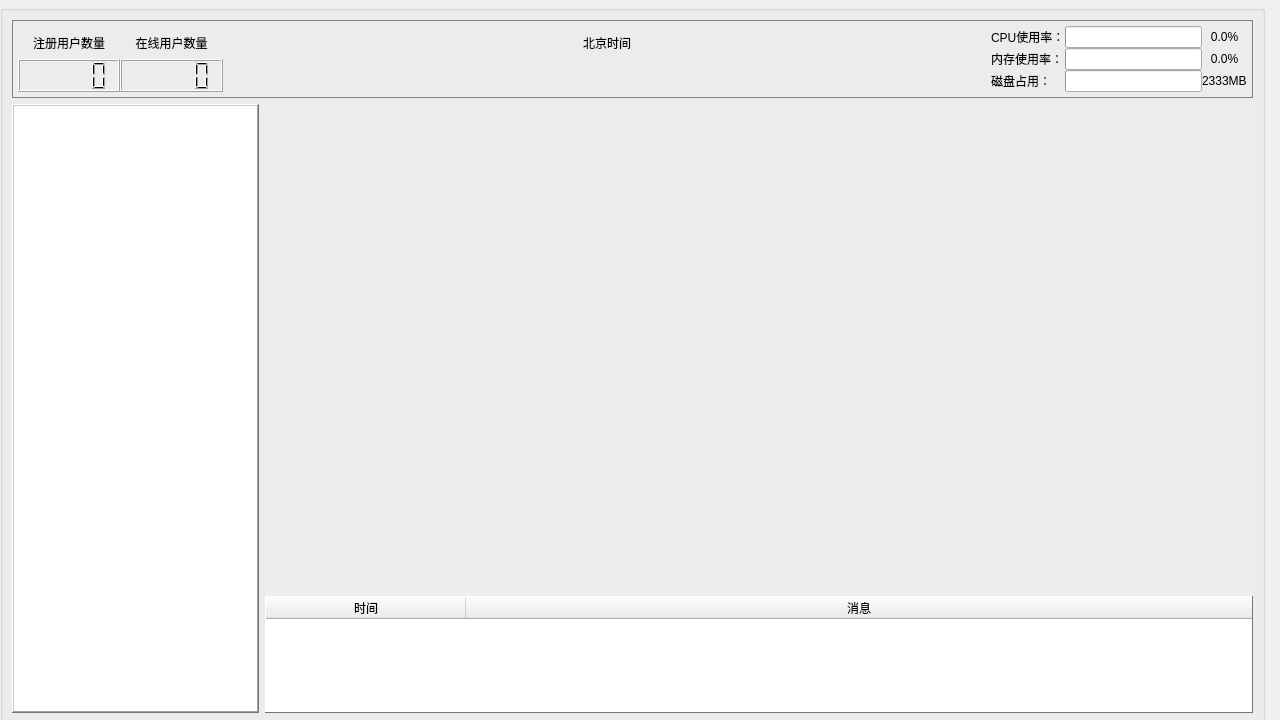
yanghang8612/SMAMMainUI, file systemmanager_widget.ui: the form before one commit.
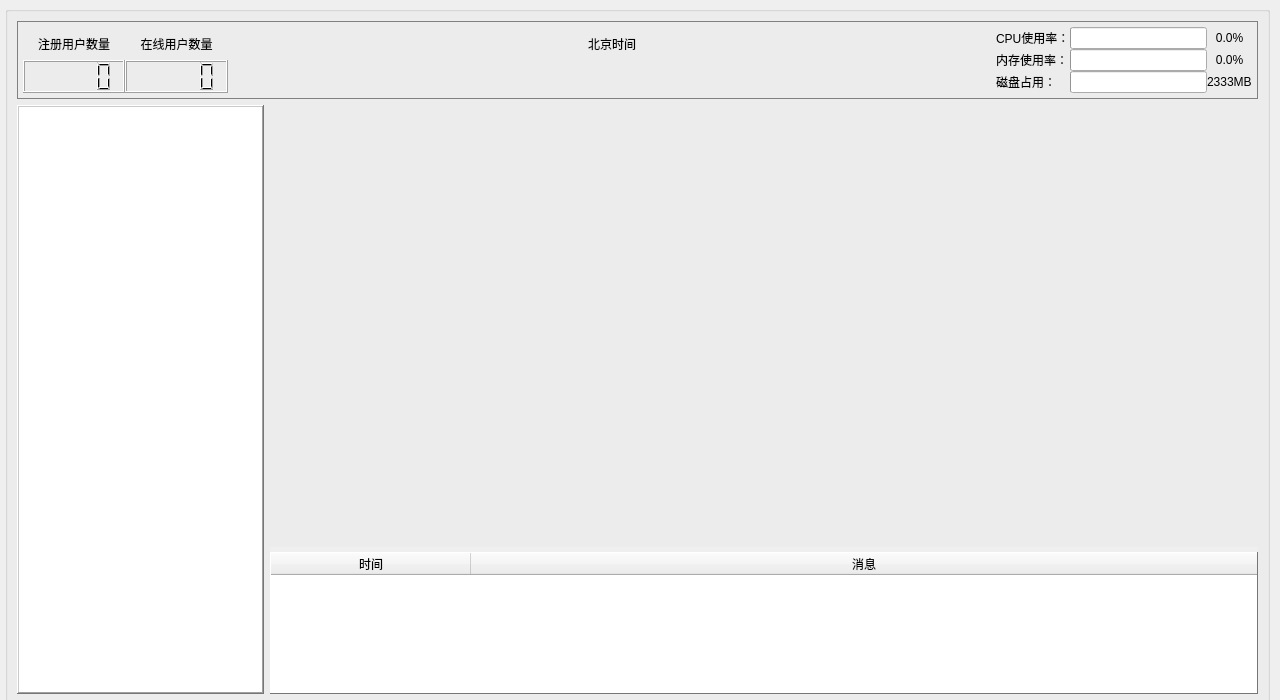
The form after the commit.

The edit to the form file:
```diff
--- a/systemmanager_widget.ui
+++ b/systemmanager_widget.ui
@@ -7,19 +7,21 @@
     <x>0</x>
     <y>0</y>
     <width>1280</width>
-    <height>720</height>
+    <height>700</height>
    </rect>
   </property>
-  <property name="styleSheet">
-   <string notr="true"/>
+  <property name="font">
+   <font>
+    <pointsize>10</pointsize>
+   </font>
   </property>
   <widget class="QGroupBox" name="verticalGroupBox">
    <property name="geometry">
     <rect>
-     <x>0</x>
-     <y>5</y>
+     <x>5</x>
+     <y>6</y>
      <width>1265</width>
-     <height>720</height>
+     <height>700</height>
     </rect>
    </property>
    <property name="sizePolicy">
@@ -28,7 +30,7 @@
      <verstretch>0</verstretch>
     </sizepolicy>
    </property>
-   <layout class="QVBoxLayout" name="verticalLayout" stretch="0,7">
+   <layout class="QVBoxLayout" name="verticalLayout" stretch="1,9">
     <item>
      <widget class="QGroupBox" name="groupBox">
       <property name="styleSheet">
@@ -311,7 +313,7 @@
        </widget>
       </item>
       <item>
-       <layout class="QVBoxLayout" name="rightSideLayout" stretch="4,1">
+       <layout class="QVBoxLayout" name="rightSideLayout" stretch="3,1">
         <property name="spacing">
          <number>0</number>
         </property>
```
Left out of the diff: 8 changed lines with no effect on the pictures.
